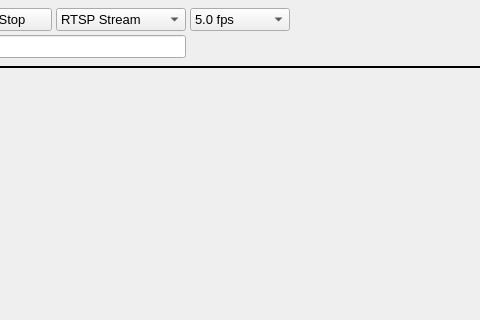
First picture: the form in mw4/gui/widgets/video.ui, repository mworion/MountWizzard4, before the edit; both pictures show x 150 to 630 and y 0 to 320 of the 800 by 600 pixel window.
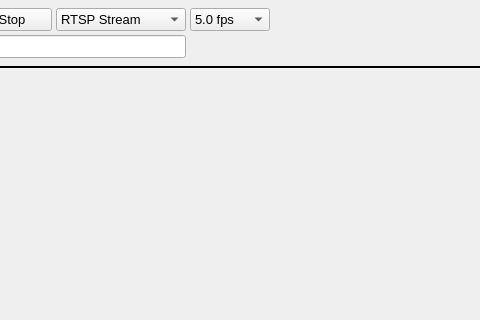
Second picture: the form after the edit.

```diff
--- a/mw4/gui/widgets/video.ui
+++ b/mw4/gui/widgets/video.ui
@@ -207,7 +207,7 @@
       <widget class="QComboBox" name="frameRate">
        <property name="minimumSize">
         <size>
-         <width>100</width>
+         <width>80</width>
          <height>0</height>
         </size>
        </property>
```
Left out of the diff: 2 changed lines with no effect on the pictures.
